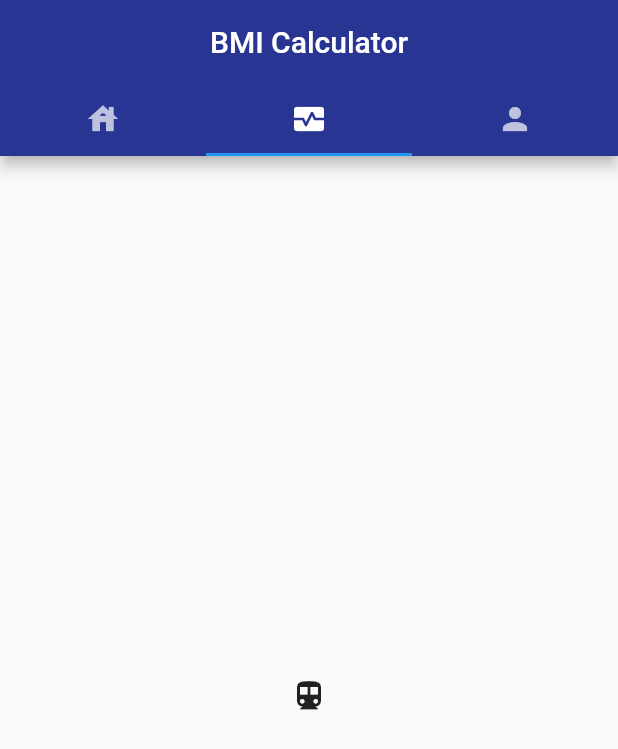
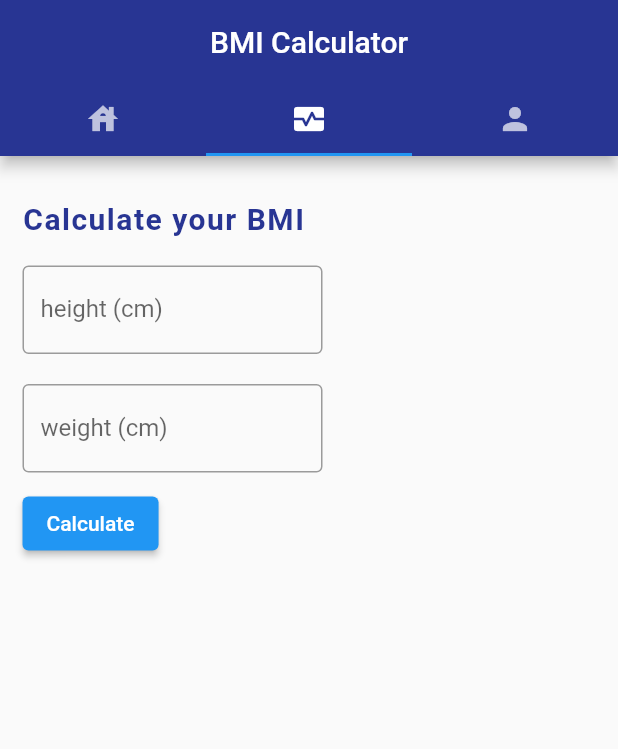
Before and after one commit to focuscw0w/BMI_calculator, a Flutter app: the screen it shows after launch, tab 2 chosen, on a phone screen of 412 x 824 dp. Shown: the top 749 px of the screen. Run offline on Flutter 3.47's test engine with Material 2 defaults, Android fonts, the phone set to English and light mode, and no system bars.

Commit message:
Calculator TabView done

```diff
--- a/lib/TabViews/CalculatorView.dart
+++ b/lib/TabViews/CalculatorView.dart
@@ -1,15 +1,95 @@
+import 'dart:math';
 import 'package:flutter/material.dart';
 
-class Calculator extends StatefulWidget {
-  const Calculator({Key? key}) : super(key: key);
+class CalculatorView extends StatefulWidget {
+  const CalculatorView({Key? key}) : super(key: key);
 
   @override
-  State<Calculator> createState() => _CalculatorState();
+  State<CalculatorView> createState() => _CalculatorViewState();
 }
 
-class _CalculatorState extends State<Calculator> {
+class _CalculatorViewState extends State<CalculatorView> {
+  final userHeight = TextEditingController();
+  final userWeight = TextEditingController();
+  num userBmi = 0;
+
+  calculate() {
+    setState(() {
+      if (userHeight.text.isNotEmpty && userWeight.text.isNotEmpty) {
+        num height = pow(double.parse(userHeight.text), 2);
+        num weight = double.parse(userWeight.text);
+        userBmi = weight / height;
+        userBmi = (userBmi * 10000).round();
+        clearInputs();
+      }
+    });
+  }
+
+  showResult() {
+    if (userBmi != 0) {
+      return Text(
+        "Your BMI is $userBmi",
+        style: TextStyle(fontSize: 20, fontWeight: FontWeight.bold),
+      );
+    }
+  }
+
+  void clearInputs() {
+    userHeight.clear();
+    userWeight.clear();
+  }
+
   @override
   Widget build(BuildContext context) {
-    return const Placeholder();
+    return Padding(
+      padding: const EdgeInsets.all(15.0),
+      child: Column(
+        crossAxisAlignment: CrossAxisAlignment.start,
+        children: <Widget>[
+          SizedBox(height: 15),
+          Text(
+            "Calculate your BMI",
+            style: TextStyle(
+                fontSize: 20,
+                fontWeight: FontWeight.bold,
+                color: Colors.indigo[800],
+                letterSpacing: 1),
+          ),
+          SizedBox(height: 20),
+          SizedBox(
+              width: 200,
+              child: TextField(
+                keyboardType: TextInputType.number,
+                controller: userHeight,
+                decoration: InputDecoration(
+                  border: OutlineInputBorder(),
+                  labelText: 'height (cm)',
+                ),
+              )),
+          SizedBox(height: 20),
+          SizedBox(
+              width: 200,
+              child: TextField(
+                keyboardType: TextInputType.number,
+                controller: userWeight,
+                decoration: InputDecoration(
+                  border: OutlineInputBorder(),
+                  labelText: 'weight (cm)',
+                ),
+              )),
+          SizedBox(height: 10),
+          ElevatedButton(
+            onPressed: () {
+              calculate();
+            },
+            child: Text("Calculate"),
+          ),
+          SizedBox(height: 10),
+          Container(
+            child: showResult(),
+          ),
+        ],
+      ),
+    );
   }
 }
--- a/lib/TabViews/HomeView.dart
+++ b/lib/TabViews/HomeView.dart
@@ -37,7 +37,7 @@ class _HomeViewState extends State<HomeView> {
             SizedBox(height: 20),
             Table(
               children: [
-                buildRow(["Classification", "BMI range - kg/m2"],
+                buildRow(["Classification", "BMI range - kg/h2"],
                     isHeader: true),
                 buildRow(["Severe Thinness", "< 16"]),
                 buildRow(["Moderate Thinness", "16 - 17"]),
--- a/lib/pages/Home.dart
+++ b/lib/pages/Home.dart
@@ -1,6 +1,7 @@
 import 'package:flutter/material.dart';
 import 'package:login_register/TabViews/HomeView.dart';
 import 'package:login_register/TabViews/ProfileView.dart';
+import 'package:login_register/TabViews/CalculatorView.dart';
 
 class Home extends StatefulWidget {
   const Home({Key? key}) : super(key: key);
@@ -30,7 +31,7 @@ class _HomeState extends State<Home> {
         body: const TabBarView(
           children: [
             HomeView(),
-            Icon(Icons.directions_transit),
+            CalculatorView(),
             ProfileView()
           ],
         ),
```
